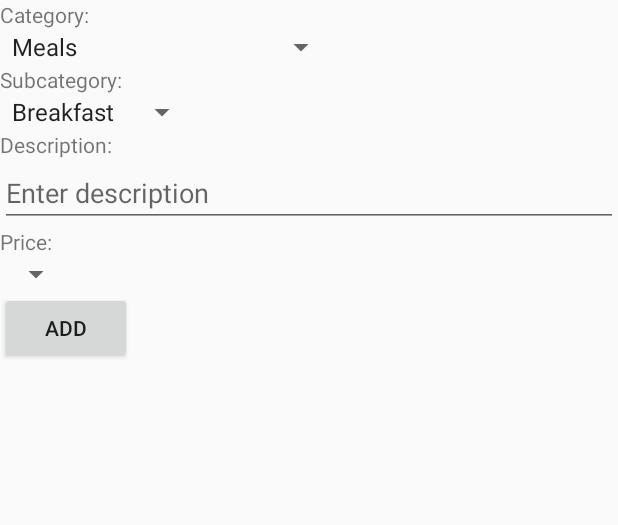
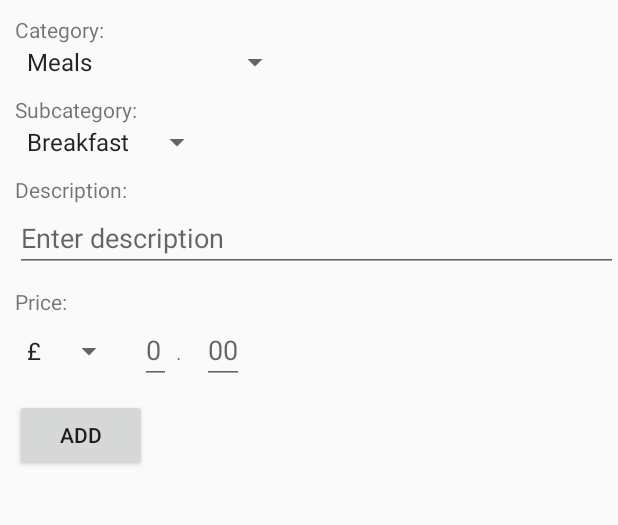
Before and after one commit to stanislavHamara/AndroidCoursework, an Android app: the screen it shows after launch (MainActivity), tab 2 chosen, on a phone screen of 412 x 824 dp, the part 156-681 px from its top. Run offline under Robolectric (Android 15) with nearby library versions, the phone set to English and light mode, and no system bars.

Commit message:
currency selector added

```diff
--- a/ExpensesManager/app/src/main/java/com/stanislav/hamara/expensesmanager/SpinnerActivity.java
+++ b/ExpensesManager/app/src/main/java/com/stanislav/hamara/expensesmanager/SpinnerActivity.java
@@ -47,6 +47,7 @@ public class SpinnerActivity extends Activity implements AdapterView.OnItemSelec
 
         //initialize the subcategory spinner based on what is selected in the first one
         initializeSecondarySpinner(subcategory);
+        initializeCurrencySpinner();
 
 
     }
@@ -85,4 +86,12 @@ public class SpinnerActivity extends Activity implements AdapterView.OnItemSelec
         adapter.setDropDownViewResource(android.R.layout.simple_spinner_dropdown_item);
         mSubDescSpinner.setAdapter(adapter);
     }
+
+    public void initializeCurrencySpinner(){
+        Spinner mCurrencySpinner = (Spinner) mView.findViewById(R.id.currency_spinner);
+        ArrayAdapter<CharSequence> adapter = ArrayAdapter.createFromResource(mView.getContext(),
+                R.array.currency_array, android.R.layout.simple_spinner_item);
+        adapter.setDropDownViewResource(android.R.layout.simple_spinner_dropdown_item);
+        mCurrencySpinner.setAdapter(adapter);
+    }
 }
--- a/ExpensesManager/app/src/main/java/com/stanislav/hamara/expensesmanager/TabFragment.java
+++ b/ExpensesManager/app/src/main/java/com/stanislav/hamara/expensesmanager/TabFragment.java
@@ -16,8 +16,6 @@ import android.widget.Spinner;
 public class TabFragment extends Fragment {
 
     private int mTabID;
-    private Spinner mDescSpinner;
-    private Spinner mSubDescSpinner;
     private SpinnerActivity mSpinnerActivity;
 
     @Override
@@ -50,6 +48,4 @@ public class TabFragment extends Fragment {
         }
         return view;
     }
-
-
 }
--- a/ExpensesManager/app/src/main/res/layout/fragment_tab_expenses.xml
+++ b/ExpensesManager/app/src/main/res/layout/fragment_tab_expenses.xml
@@ -6,40 +6,78 @@
      <TextView
          android:layout_width="wrap_content"
          android:layout_height="wrap_content"
-         android:text="@string/category"/>
+         android:text="@string/category"
+         android:layout_marginLeft="10dp"
+         android:layout_marginTop="10dp"/>
     <Spinner
         android:id="@+id/category_spinner"
         android:layout_width="wrap_content"
-        android:layout_height="wrap_content" />
+        android:layout_height="wrap_content"
+        android:layout_marginLeft="10dp"/>
     <TextView
         android:layout_width="wrap_content"
         android:layout_height="wrap_content"
-        android:text="@string/subcategory"/>
+        android:text="@string/subcategory"
+        android:layout_marginLeft="10dp"
+        android:layout_marginTop="10dp"/>
     <Spinner
         android:id="@+id/subcategory_spinner"
         android:layout_width="wrap_content"
-        android:layout_height="wrap_content" />
+        android:layout_height="wrap_content"
+        android:layout_marginLeft="10dp"/>
     <TextView
         android:layout_width="wrap_content"
         android:layout_height="wrap_content"
-        android:text="@string/description"/>
+        android:text="@string/description"
+        android:layout_marginLeft="10dp"
+        android:layout_marginTop="10dp"/>
     <EditText
         android:layout_width="match_parent"
         android:layout_height="wrap_content"
         android:id="@+id/descriptionText"
-        android:hint="@string/enter_description"/>
+        android:hint="@string/enter_description"
+        android:layout_marginLeft="10dp"/>
 
     <TextView
+    android:layout_width="wrap_content"
+    android:layout_height="wrap_content"
+    android:text="@string/price"
+    android:layout_marginLeft="10dp"
+    android:layout_marginTop="10dp"/>
+    <LinearLayout
         android:layout_width="wrap_content"
         android:layout_height="wrap_content"
-        android:text="@string/price"/>
-    <Spinner
-        android:id="@+id/price_spinner"
-        android:layout_width="wrap_content"
-        android:layout_height="wrap_content" />
+        android:orientation="horizontal">
+        <Spinner
+            android:id="@+id/currency_spinner"
+            android:layout_width="wrap_content"
+            android:layout_height="wrap_content"
+            android:layout_marginLeft="10dp"/>
+        <EditText
+            android:layout_width="match_parent"
+            android:layout_height="wrap_content"
+            android:id="@+id/whole_currency"
+            android:hint="0"
+            android:layout_marginLeft="10dp"/>
+        <TextView
+            android:layout_width="wrap_content"
+            android:layout_height="wrap_content"
+            android:text=" . "/>
+        <EditText
+            android:layout_width="match_parent"
+            android:layout_height="wrap_content"
+            android:id="@+id/small_currency"
+            android:hint="00"
+            android:layout_marginLeft="10dp"/>
+
+    </LinearLayout>
+
+
     <Button
         android:layout_width="wrap_content"
         android:layout_height="wrap_content"
-        android:text="@string/add"/>
+        android:text="@string/add"
+        android:layout_marginLeft="10dp"
+        android:layout_marginTop="10dp"/>
 
 </LinearLayout>
--- a/ExpensesManager/app/src/main/res/values/category_array.xml
+++ b/ExpensesManager/app/src/main/res/values/category_array.xml
@@ -4,7 +4,7 @@
         <item>Meals</item>
         <item>Drinks</item>
         <item>Transport</item>
-        <item>Hotel accommodation</item>
+        <item>Accommodation</item>
         <item>Other</item>
     </string-array>
 </resources>
--- /dev/null
+++ b/ExpensesManager/app/src/main/res/values/currency_array.xml
@@ -0,0 +1,8 @@
+<?xml version="1.0" encoding="utf-8"?>
+<resources>
+    <string-array name="currency_array">
+        <item>£</item>
+        <item>$</item>
+        <item>€</item>
+    </string-array>
+</resources>
```
